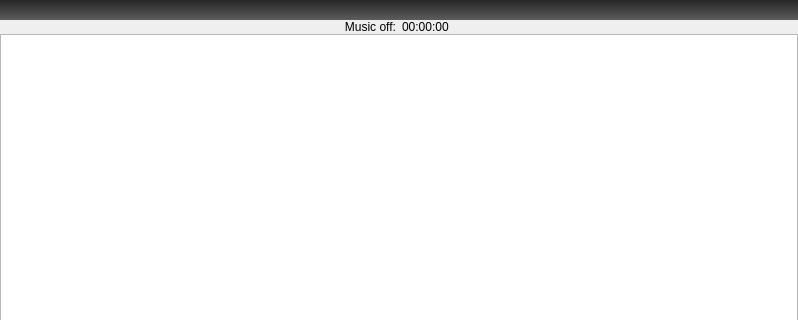
First picture: the form in src/ui/playerform.ui, repository niktischenko/someplayer, before the edit; both pictures show x 0 to 798 and y 0 to 320 of the 798 by 478 pixel window.
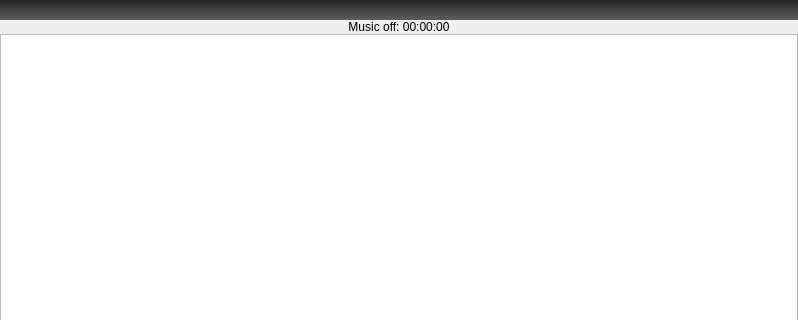
Second picture: the form after the edit. Icons and pictures are not drawn.

What changed in the file:
```diff
--- a/src/ui/playerform.ui
+++ b/src/ui/playerform.ui
@@ -118,20 +118,13 @@
             <property name="margin">
              <number>0</number>
             </property>
-            <item>
-             <widget class="QLabel" name="label">
-              <property name="text">
-               <string>Music off:</string>
-              </property>
-              <property name="alignment">
-               <set>Qt::AlignRight|Qt::AlignTrailing|Qt::AlignVCenter</set>
-              </property>
-             </widget>
-            </item>
             <item>
              <widget class="QLabel" name="timeLabel">
               <property name="text">
-               <string>00:00:00</string>
+               <string>Music off: 00:00:00</string>
+              </property>
+              <property name="alignment">
+               <set>Qt::AlignCenter</set>
               </property>
              </widget>
             </item>
```
Left out of the diff: 3 changed lines with no effect on the pictures.
